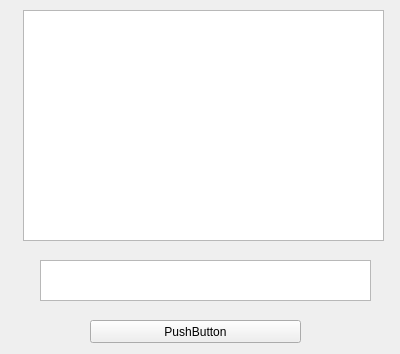
The window that Qtimp/qtform.ui (rubenmp8/max_nif_plugin-vs-2010) describes before a commit, drawn with Qt 5.
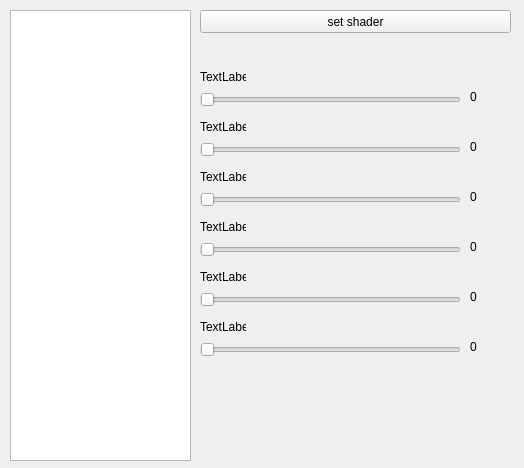
The same window after the commit.

Commit message: some shader setup or beginning on it, gonna add bslightening shader property can edit it inside max, and what shader u want skin tint hair tint or whatever  and further on possibilty to view it live inside of max using spinners

```diff
--- a/Qtimp/qtform.ui
+++ b/Qtimp/qtform.ui
@@ -6,44 +6,268 @@
    <rect>
     <x>0</x>
     <y>0</y>
-    <width>400</width>
-    <height>354</height>
+    <width>524</width>
+    <height>468</height>
    </rect>
   </property>
   <property name="windowTitle">
    <string>Form</string>
   </property>
+  <widget class="QListView" name="listView">
+   <property name="geometry">
+    <rect>
+     <x>10</x>
+     <y>10</y>
+     <width>181</width>
+     <height>451</height>
+    </rect>
+   </property>
+  </widget>
   <widget class="QPushButton" name="pushButton">
    <property name="geometry">
     <rect>
-     <x>90</x>
-     <y>320</y>
-     <width>211</width>
+     <x>200</x>
+     <y>10</y>
+     <width>311</width>
      <height>23</height>
     </rect>
    </property>
    <property name="text">
-    <string>PushButton</string>
+    <string>set shader</string>
    </property>
   </widget>
-  <widget class="QTextEdit" name="textEdit">
+  <widget class="QSlider" name="horizontalSlider">
    <property name="geometry">
     <rect>
-     <x>23</x>
-     <y>10</y>
-     <width>361</width>
-     <height>231</height>
+     <x>200</x>
+     <y>90</y>
+     <width>261</width>
+     <height>19</height>
     </rect>
    </property>
+   <property name="orientation">
+    <enum>Qt::Horizontal</enum>
+   </property>
   </widget>
-  <widget class="QPlainTextEdit" name="plainTextEdit">
+  <widget class="QSlider" name="horizontalSlider_2">
    <property name="geometry">
     <rect>
-     <x>40</x>
-     <y>260</y>
-     <width>331</width>
-     <height>41</height>
+     <x>200</x>
+     <y>140</y>
+     <width>261</width>
+     <height>19</height>
     </rect>
+   </property>
+   <property name="orientation">
+    <enum>Qt::Horizontal</enum>
+   </property>
+  </widget>
+  <widget class="QSlider" name="horizontalSlider_3">
+   <property name="geometry">
+    <rect>
+     <x>200</x>
+     <y>190</y>
+     <width>261</width>
+     <height>19</height>
+    </rect>
+   </property>
+   <property name="orientation">
+    <enum>Qt::Horizontal</enum>
+   </property>
+  </widget>
+  <widget class="QSlider" name="horizontalSlider_4">
+   <property name="geometry">
+    <rect>
+     <x>200</x>
+     <y>240</y>
+     <width>261</width>
+     <height>19</height>
+    </rect>
+   </property>
+   <property name="orientation">
+    <enum>Qt::Horizontal</enum>
+   </property>
+  </widget>
+  <widget class="QSlider" name="horizontalSlider_5">
+   <property name="geometry">
+    <rect>
+     <x>200</x>
+     <y>290</y>
+     <width>261</width>
+     <height>19</height>
+    </rect>
+   </property>
+   <property name="orientation">
+    <enum>Qt::Horizontal</enum>
+   </property>
+  </widget>
+  <widget class="QSlider" name="horizontalSlider_6">
+   <property name="geometry">
+    <rect>
+     <x>200</x>
+     <y>340</y>
+     <width>261</width>
+     <height>19</height>
+    </rect>
+   </property>
+   <property name="orientation">
+    <enum>Qt::Horizontal</enum>
+   </property>
+  </widget>
+  <widget class="QLabel" name="label">
+   <property name="geometry">
+    <rect>
+     <x>470</x>
+     <y>90</y>
+     <width>46</width>
+     <height>13</height>
+    </rect>
+   </property>
+   <property name="text">
+    <string>0</string>
+   </property>
+  </widget>
+  <widget class="QLabel" name="label_2">
+   <property name="geometry">
+    <rect>
+     <x>470</x>
+     <y>140</y>
+     <width>46</width>
+     <height>13</height>
+    </rect>
+   </property>
+   <property name="text">
+    <string>0</string>
+   </property>
+  </widget>
+  <widget class="QLabel" name="label_3">
+   <property name="geometry">
+    <rect>
+     <x>470</x>
+     <y>190</y>
+     <width>46</width>
+     <height>13</height>
+    </rect>
+   </property>
+   <property name="text">
+    <string>0</string>
+   </property>
+  </widget>
+  <widget class="QLabel" name="label_4">
+   <property name="geometry">
+    <rect>
+     <x>470</x>
+     <y>240</y>
+     <width>46</width>
+     <height>13</height>
+    </rect>
+   </property>
+   <property name="text">
+    <string>0</string>
+   </property>
+  </widget>
+  <widget class="QLabel" name="label_5">
+   <property name="geometry">
+    <rect>
+     <x>470</x>
+     <y>290</y>
+     <width>46</width>
+     <height>13</height>
+    </rect>
+   </property>
+   <property name="text">
+    <string>0</string>
+   </property>
+  </widget>
+  <widget class="QLabel" name="label_6">
+   <property name="geometry">
+    <rect>
+     <x>470</x>
+     <y>340</y>
+     <width>46</width>
+     <height>13</height>
+    </rect>
+   </property>
+   <property name="text">
+    <string>0</string>
+   </property>
+  </widget>
+  <widget class="QLabel" name="label_7">
+   <property name="geometry">
+    <rect>
+     <x>200</x>
+     <y>320</y>
+     <width>46</width>
+     <height>13</height>
+    </rect>
+   </property>
+   <property name="text">
+    <string>TextLabel</string>
+   </property>
+  </widget>
+  <widget class="QLabel" name="label_8">
+   <property name="geometry">
+    <rect>
+     <x>200</x>
+     <y>270</y>
+     <width>46</width>
+     <height>13</height>
+    </rect>
+   </property>
+   <property name="text">
+    <string>TextLabel</string>
+   </property>
+  </widget>
+  <widget class="QLabel" name="label_9">
+   <property name="geometry">
+    <rect>
+     <x>200</x>
+     <y>220</y>
+     <width>46</width>
+     <height>13</height>
+    </rect>
+   </property>
+   <property name="text">
+    <string>TextLabel</string>
+   </property>
+  </widget>
+  <widget class="QLabel" name="label_10">
+   <property name="geometry">
+    <rect>
+     <x>200</x>
+     <y>170</y>
+     <width>46</width>
+     <height>13</height>
+    </rect>
+   </property>
+   <property name="text">
+    <string>TextLabel</string>
+   </property>
+  </widget>
+  <widget class="QLabel" name="label_11">
+   <property name="geometry">
+    <rect>
+     <x>200</x>
+     <y>120</y>
+     <width>46</width>
+     <height>13</height>
+    </rect>
+   </property>
+   <property name="text">
+    <string>TextLabel</string>
+   </property>
+  </widget>
+  <widget class="QLabel" name="label_12">
+   <property name="geometry">
+    <rect>
+     <x>200</x>
+     <y>70</y>
+     <width>46</width>
+     <height>13</height>
+    </rect>
+   </property>
+   <property name="text">
+    <string>TextLabel</string>
    </property>
   </widget>
  </widget>
```
The commit also changes 1 other file.
